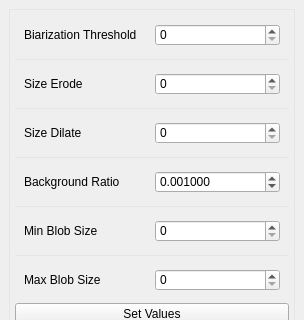
Qt form BioTracker/Plugin/BackgroundSubtraction/View/TrackerParameterView.ui (BioroboticsLab/biotracker_core) before a commit; both pictures show x 0 to 304 and y 0 to 320 of the 304 by 481 pixel window.
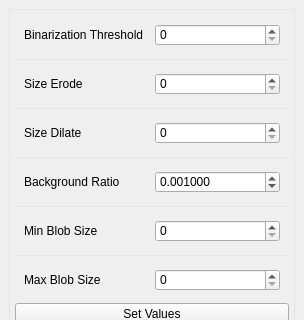
The same form after that commit.

```diff
--- a/BioTracker/Plugin/BackgroundSubtraction/View/TrackerParameterView.ui
+++ b/BioTracker/Plugin/BackgroundSubtraction/View/TrackerParameterView.ui
@@ -103,7 +103,7 @@
                <item>
                 <widget class="QLabel" name="label_2">
                  <property name="text">
-                  <string>Biarization Threshold</string>
+                  <string>Binarization Threshold</string>
                  </property>
                 </widget>
                </item>
```
